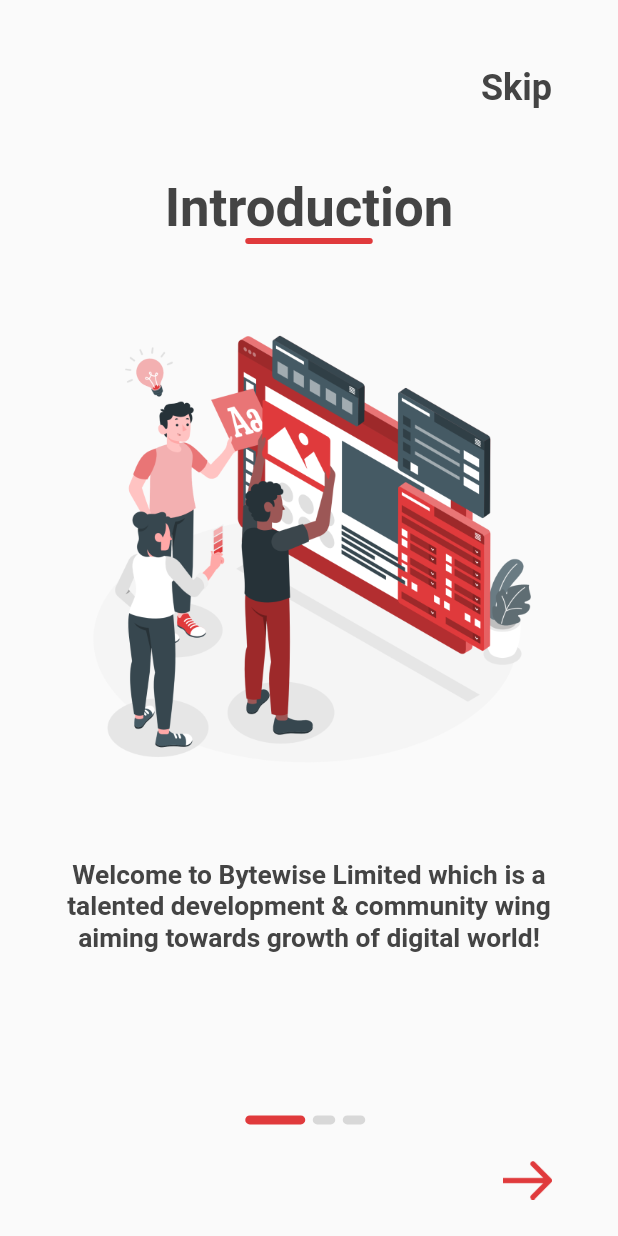
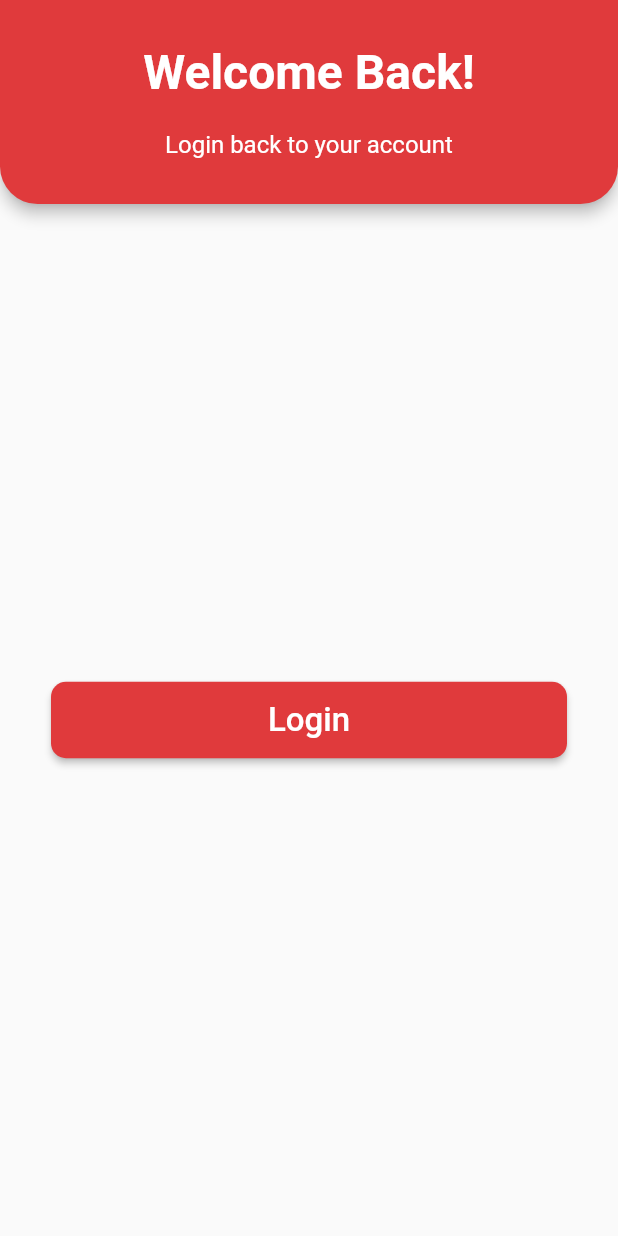
Before and after one commit to hammadalive7/FellowshipApp, a Flutter app: the screen it shows after launch, after a tap on "Skip", on a phone screen of 412 x 824 dp. Run offline on Flutter 3.47's test engine with Material 2 defaults, Android fonts, the light colour scheme and no system bars; our stand-ins replace flutter_native_splash.

Commit message:
Custom App bar + Custom Button

```diff
--- a/lib/View/onboard/components/body.dart
+++ b/lib/View/Onboard/components/body.dart
@@ -1,3 +1,4 @@
+import 'package:fellowship_app/View/login/login_page.dart';
 import 'package:flutter/material.dart';
 import '../../../components/size_config.dart';
 import '../../../theme/colors.dart';
@@ -63,10 +64,10 @@
                             horizontal: getProportionateScreenWidth(20)),
                         child:GestureDetector(
                             onTap:(){
-                              // Navigator.pushReplacement(
-                              //             context,
-                              //             MaterialPageRoute(
-                              // builder: (context) => HomeScreen()));
+                              Navigator.pushReplacement(
+                                          context,
+                                          MaterialPageRoute(
+                              builder: (context) => const LoginPage()));
                             },
                             child:const Text('Skip',
                               style: TextStyle(
@@ -152,12 +153,12 @@
 
   AnimatedContainer buildDot({int? index}) {
     return AnimatedContainer(
-      duration: Duration(milliseconds: 200),
-      margin: EdgeInsets.only(right: 5),
+      duration: const Duration(milliseconds: 200),
+      margin: const EdgeInsets.only(right: 5),
       height: 6,
       width: currentPage == index ? 40 : 15,
       decoration: BoxDecoration(
-        color: currentPage == index ? Theme.of(context).colorScheme.primary : Color(0xFFD8D8D8),
+        color: currentPage == index ? Theme.of(context).colorScheme.primary : const Color(0xFFD8D8D8),
         borderRadius: BorderRadius.circular(3),
       ),
     );
--- /dev/null
+++ b/lib/View/login/login_page.dart
@@ -0,0 +1,24 @@
+import 'package:fellowship_app/components/app_bar.dart';
+import 'package:fellowship_app/components/button.dart';
+import 'package:fellowship_app/components/size_config.dart';
+import 'package:flutter/material.dart';
+
+class LoginPage extends StatelessWidget {
+  const LoginPage({Key? key}) : super(key: key);
+
+  @override
+  Widget build(BuildContext context) {
+    SizeConfig().init(context);
+    return Scaffold(
+      appBar: customAppBar("Welcome Back!","Login back to your account"),
+      body: Padding(
+        padding: const EdgeInsets.symmetric(horizontal: 34.0),
+        child: Center(
+          child: button("Login", () {
+            debugPrint("Login Pressed");
+          }),
+        ),
+      ),
+    );
+  }
+}
--- /dev/null
+++ b/lib/components/app_bar.dart
@@ -0,0 +1,29 @@
+import 'package:flutter/material.dart';
+
+PreferredSizeWidget customAppBar(String title,String subtitle) {
+  return AppBar(
+    // title: Text(title, style: const TextStyle(color: Colors.white, fontSize: 32)),
+    automaticallyImplyLeading: false,
+    shape: const RoundedRectangleBorder(
+      borderRadius: BorderRadius.vertical(
+        bottom: Radius.circular(25),
+      ),
+    ),
+    centerTitle: true,
+    bottom: PreferredSize(
+      preferredSize: const Size.fromHeight(80),
+      child: Container(
+        margin: const EdgeInsets.only(bottom: 10),
+        padding: const EdgeInsets.only(bottom: 20 ),
+        child:Column(
+          mainAxisAlignment: MainAxisAlignment.start,
+          children: [
+            Text(title, style: const TextStyle(color: Colors.white, fontSize: 32, fontWeight: FontWeight.w700)),
+            const SizedBox(height: 20),
+              Text(subtitle, style: const TextStyle(color: Colors.white, fontSize: 16)),
+          ],
+        ),
+      ),
+    )
+  );
+}
--- /dev/null
+++ b/lib/components/button.dart
@@ -0,0 +1,17 @@
+import 'package:flutter/material.dart';
+
+Widget button(String buttonText, Function onPressed) {
+  return SizedBox(
+    width: double.infinity,
+    height: 51,
+    child: ElevatedButton(
+      onPressed: onPressed as void Function()?,
+      style: ElevatedButton.styleFrom(
+        shape: RoundedRectangleBorder(
+          borderRadius: BorderRadius.circular(10),
+        ),
+      ),
+      child: Text(buttonText, style: const TextStyle(fontSize: 22)),
+    ),
+  );
+}
--- a/lib/main.dart
+++ b/lib/main.dart
@@ -18,6 +18,7 @@
   @override
   Widget build(BuildContext context) {
     return MaterialApp(
+      debugShowCheckedModeBanner: false,
       title: 'Fellowship App',
       theme:defaultTheme,
       home: const OnBoardingPage()
```
Also changed, not shown: lib/Theme/colors.dart (renamed from lib/theme/colors.dart), lib/Theme/theme_data.dart (renamed from lib/theme/theme_data.dart), lib/View/Onboard/components/onboard_content.dart (renamed from lib/View/onboard/components/onboard_content.dart), lib/View/Onboard/onboarding_page.dart (renamed from lib/View/onboard/onboarding_page.dart).
